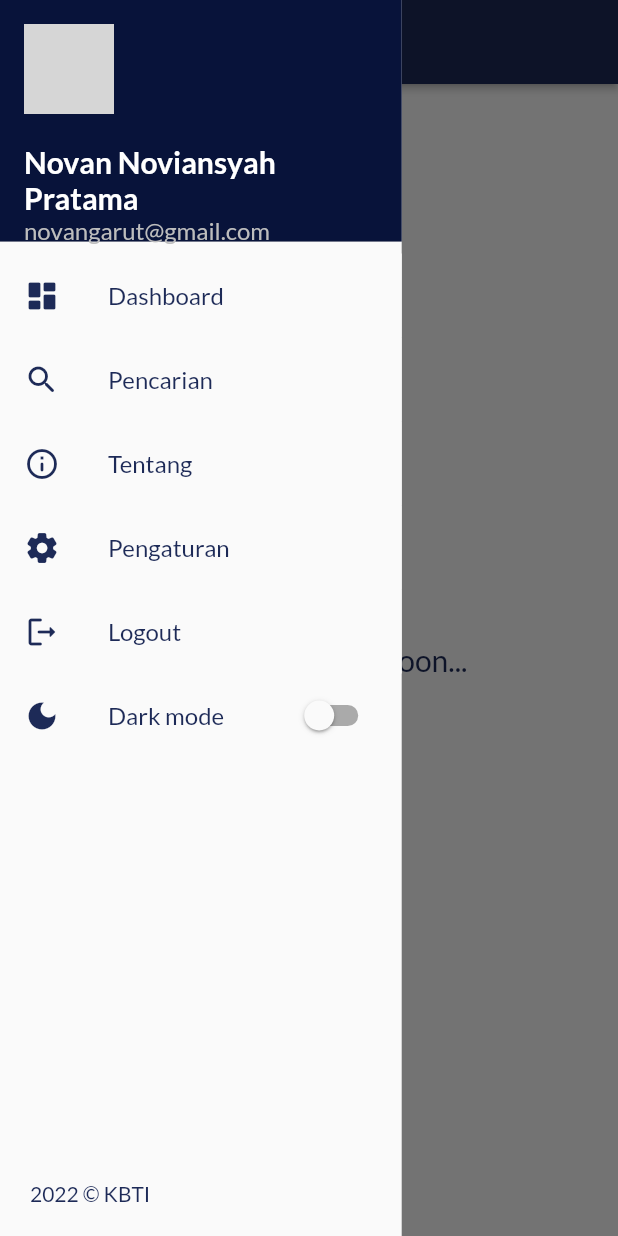
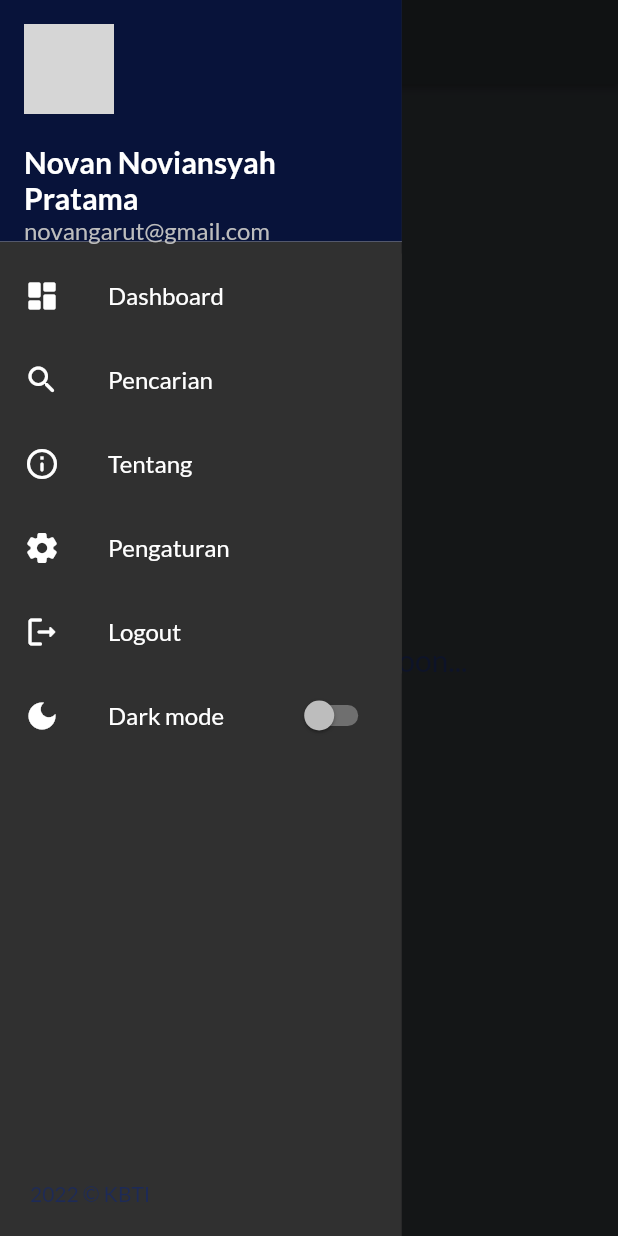
Before and after one commit to novannp/flutter_kbti, a Flutter app: the DashboardScreen screen opened directly, with the side drawer open, on a phone screen of 412 x 824 dp. Run offline on Flutter 3.47's test engine with Material 2 defaults, Android fonts, the phone set to English and light mode, and no system bars; our stand-ins replace google_fonts, shared_preferences; accounts and stored records are empty; network calls fail; grey boxes are pictures that could not be loaded.

Commit message:
fix sharedPreferences for dark mode

```diff
--- a/lib/providers/theme_mode_provider.dart
+++ b/lib/providers/theme_mode_provider.dart
@@ -5,19 +5,11 @@ import '../prefs/theme_preference.dart';
 
 class ThemeProvider with ChangeNotifier {
   ThemePreference preference = ThemePreference();
-  ThemeMode themeMode = ThemeMode.light;
-  bool _isDarkModeOn = false;
-  bool get isDarkModeOn => _isDarkModeOn;
+  ThemeMode themeMode = isDarkMode ? ThemeMode.light : ThemeMode.dark;
 
   void toggleTheme(bool isOn) {
-    _isDarkModeOn = isOn;
-    themeMode = isOn ? ThemeMode.dark : ThemeMode.light;
+    themeMode = isDarkMode ? ThemeMode.light : ThemeMode.dark;
     preference.setTheme(isOn);
     notifyListeners();
   }
-
-  void getPreferences() async {
-    _isDarkModeOn = await preference.getTheme();
-    notifyListeners();
-  }
 }
--- a/lib/widgets/switch_dark_mode.dart
+++ b/lib/widgets/switch_dark_mode.dart
@@ -15,15 +15,17 @@ class SwitchDarkMode extends StatefulWidget {
 class _SwitchDarkModeState extends State<SwitchDarkMode> {
   @override
   Widget build(BuildContext context) {
-    final themeProvider = Provider.of<ThemeProvider>(context);
-    final prefs = ThemePreference();
+    final ThemeProvider themeProvider = Provider.of<ThemeProvider>(context);
+    final ThemePreference prefs = ThemePreference();
     return Switch(
         activeColor: Colors.white,
-        value: themeProvider.isDarkModeOn,
+        value: isDarkMode,
         onChanged: (value) {
           final provider = Provider.of<ThemeProvider>(context, listen: false);
           provider.toggleTheme(value);
-          setState(() {});
+          setState(() {
+            isDarkMode = value;
+          });
         });
   }
 }
```
Also changed, not shown: lib/main.dart (+6 -3 lines).
